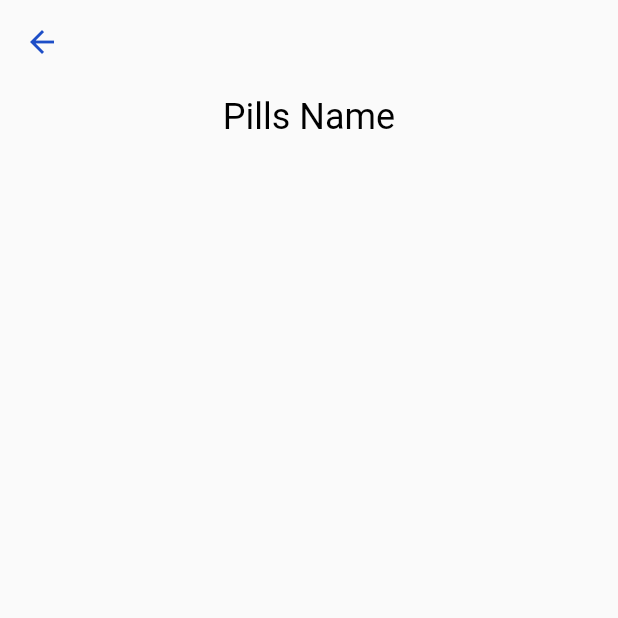
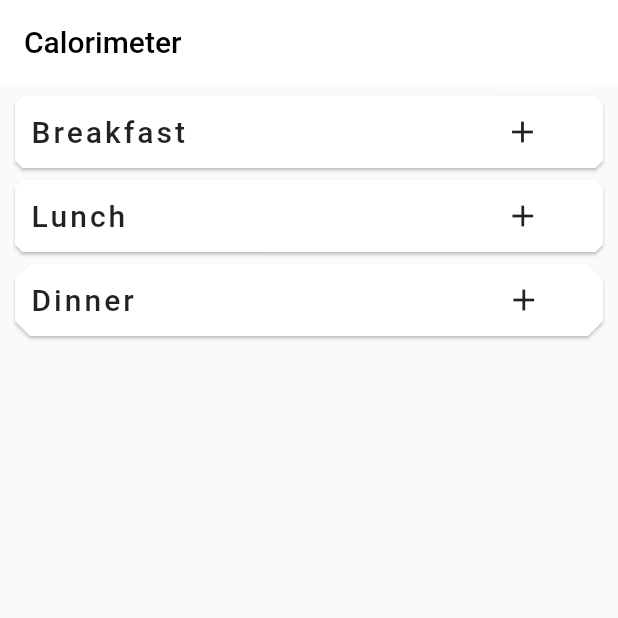
Before and after one commit to AadumKhor/HealthPal, a Flutter app: the screen it shows after launch, on a phone screen of 412 x 824 dp, the top half of it. Run offline on Flutter 3.47's test engine with Material 2 defaults, Android fonts, the phone set to English and light mode, and no system bars; our stand-ins replace cloud_firestore; missing offline and left inert: flutter_sparkline; accounts and stored records are empty.

Commit message:
calorie screen

```diff
--- /dev/null
+++ b/lib/Screens/calorie.dart
@@ -0,0 +1,234 @@
+import 'package:flutter/material.dart';
+import 'package:healthpal/main.dart';
+
+String meal;
+int roti = 0;
+bool adbf = false;
+int curd = 0;
+int index = 0;
+
+class Calorie extends StatefulWidget {
+  @override
+  _CalorieState createState() => _CalorieState();
+}
+
+class _CalorieState extends State<Calorie> {
+  @override
+  Widget build(BuildContext context) {
+    return Scaffold(
+      appBar: AppBar(
+        title: Text(
+          'Calorimeter',
+          style: TextStyle(color: Colors.black),
+        ),
+        backgroundColor: Colors.white,
+        elevation: 0,
+      ),
+      body: ListView(
+        children: <Widget>[
+          Card(
+            margin: EdgeInsets.only(left: 10, right: 10, top: 8),
+            shape:
+                BeveledRectangleBorder(borderRadius: BorderRadius.circular(5)),
+            child: Row(
+              children: <Widget>[
+                SizedBox(width: 10),
+                Text(
+                  'Breakfast',
+                  style: TextStyle(
+                      letterSpacing: 2,
+                      fontSize: 20,
+                      fontWeight: FontWeight.w500),
+                ),
+                SizedBox(width: 200),
+                IconButton(
+                  icon: Icon(Icons.add),
+                  onPressed: () {
+                    index = 0;
+                    meal = 'Breakfast';
+                    Navigator.pushNamed(context, '/addFood');
+                  },
+                )
+              ],
+            ),
+          ),
+          adbf ? bf() : SizedBox(height: 0),
+          Card(
+            margin: EdgeInsets.only(left: 10, right: 10, top: 8),
+            shape:
+                BeveledRectangleBorder(borderRadius: BorderRadius.circular(5)),
+            child: Row(
+              children: <Widget>[
+                SizedBox(width: 10),
+                Text(
+                  'Lunch',
+                  style: TextStyle(
+                      letterSpacing: 2,
+                      fontSize: 20,
+                      fontWeight: FontWeight.w500),
+                ),
+                SizedBox(
+                  width: 240,
+                ),
+                IconButton(
+                  icon: Icon(Icons.add),
+                  onPressed: () {
+                    index = 1;
+                    meal = 'Lunch';
+                    Navigator.pushNamed(context, '/addFood');
+                  },
+                )
+              ],
+            ),
+          ),
+          adbf ? bf() : SizedBox(height: 0),
+          Card(
+            margin: EdgeInsets.only(left: 10, right: 10, top: 8),
+            shape:
+                BeveledRectangleBorder(borderRadius: BorderRadius.circular(10)),
+            child: Row(
+              children: <Widget>[
+                SizedBox(width: 10),
+                Text(
+                  'Dinner',
+                  style: TextStyle(
+                      letterSpacing: 2,
+                      fontSize: 20,
+                      fontWeight: FontWeight.w500),
+                ),
+                SizedBox(width: 235),
+                IconButton(
+                  icon: Icon(Icons.add),
+                  onPressed: () {
+                    index = 2;
+                    meal = 'Dinner';
+                    Navigator.pushNamed(context, '/addFood');
+                  },
+                )
+              ],
+            ),
+          )
+        ],
+      ),
+    );
+  }
+}
+
+class Meal extends StatefulWidget {
+  @override
+  _MealState createState() => _MealState();
+}
+
+class _MealState extends State<Meal> {
+  @override
+  Widget build(BuildContext context) {
+    return Scaffold(
+      appBar: AppBar(
+        leading: IconButton(
+          icon: Icon(Icons.arrow_back),
+          onPressed: () => Navigator.pop(context),
+          color: Colors.black,
+        ),
+        title: Text(
+          'Add $meal',
+          style: TextStyle(color: Colors.black),
+        ),
+        backgroundColor: Colors.white,
+        elevation: 0,
+      ),
+      body: ListView(
+        children: <Widget>[
+          Card(
+            shape:
+                BeveledRectangleBorder(borderRadius: BorderRadius.circular(5)),
+            color: color,
+            margin: EdgeInsets.only(left: 10, right: 10, top: 8),
+            child: Row(
+              children: <Widget>[
+                SizedBox(
+                  width: 10,
+                ),
+                Text('Roti',
+                    style: TextStyle(
+                        color: Colors.white,
+                        fontWeight: FontWeight.w400,
+                        fontSize: 20)),
+                SizedBox(width: 230),
+                IconButton(
+                  icon: Icon(Icons.add),
+                  color: Colors.white,
+                  onPressed: () {
+                    roti++;
+                    setState(() {});
+                  },
+                ),
+                SizedBox(
+                  width: 5,
+                ),
+                Text(
+                  '$roti',
+                  style: TextStyle(color: Colors.white, fontSize: 20),
+                )
+              ],
+            ),
+          ),
+          Card(
+            shape:
+                BeveledRectangleBorder(borderRadius: BorderRadius.circular(5)),
+            color: color,
+            margin: EdgeInsets.only(left: 10, right: 10, top: 8),
+            child: Row(
+              children: <Widget>[
+                SizedBox(
+                  width: 10,
+                ),
+                Text('Curd',
+                    style: TextStyle(
+                        color: Colors.white,
+                        fontWeight: FontWeight.w400,
+                        fontSize: 20)),
+                SizedBox(width: 230),
+                IconButton(
+                  icon: Icon(Icons.add),
+                  color: Colors.white,
+                  onPressed: () {
+                    curd++;
+                    setState(() {});
+                  },
+                ),
+                SizedBox(
+                  width: 5,
+                ),
+                Text(
+                  '$curd',
+                  style: TextStyle(color: Colors.white, fontSize: 20),
+                )
+              ],
+            ),
+          ),
+          RaisedButton(
+            onPressed: () {
+              adbf = true;
+            },
+            child: Text('ADD'),
+          )
+        ],
+      ),
+    );
+  }
+}
+
+Widget bf() {
+  int total = roti*297 + curd*100;
+  return Container(
+    margin: EdgeInsets.only(left: 10, right: 10),
+    child: Column(
+      crossAxisAlignment: CrossAxisAlignment.start,
+      children: <Widget>[
+        Text('Roti: $roti, Calories: ${roti*297}', style: TextStyle(color: Colors.grey, fontSize: 15)),
+        Text('Curd: $curd gm, Calories: ${curd*100}', style: TextStyle(color: Colors.grey, fontSize: 15)),
+        Text('Total calories: $total', style: TextStyle(color: Colors.grey, fontSize: 25))
+      ],
+    ),
+  );
+}
--- a/lib/Screens/homescreen.dart
+++ b/lib/Screens/homescreen.dart
@@ -1,4 +1,5 @@
 import 'package:flutter/material.dart';
+import 'package:cloud_firestore/cloud_firestore.dart';
 
 
 class HomeScreen extends StatefulWidget {
--- a/lib/main.dart
+++ b/lib/main.dart
@@ -2,6 +2,9 @@ import 'package:flutter/material.dart';
 import 'package:healthpal/Screens/add_pills.dart';
 import 'package:healthpal/Screens/profile_screen.dart';
 import 'package:healthpal/Screens/treatment_history.dart';
+import 'package:healthpal/Screens/calorie.dart';
+
+Color color = Color(0xff1d4ec7);
 
 void main() => runApp(MyApp());
 
@@ -12,12 +15,12 @@ class MyApp extends StatelessWidget {
       title: 'HealthPal',
       debugShowCheckedModeBanner: false,
       theme: ThemeData.light(),
-      home: PillsScreen(),
+      home: Calorie(),
       routes: {
         '/user':(context) => ProfileScreen(),
         '/treat_his': (context) => Treatment(),
-        '/pills':(context) => PillsScreen()
-
+        '/pills':(context) => PillsScreen(),
+        '/addFood': (context) => Meal()
       }
     );
   }
```
Also changed, not shown: pubspec.lock, 2 other files.
